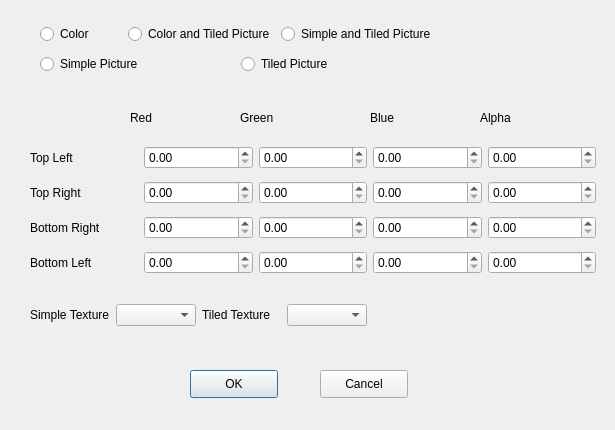
Qt form NietLevelEditor/BackgroundForm.ui (LeVirus/NietLevelEditor) before a commit.
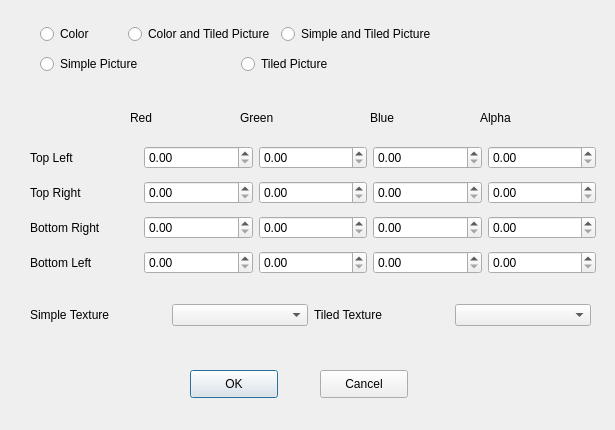
The same form after that commit.

Commit message: Define background picture tiled and simple.

```diff
--- a/NietLevelEditor/BackgroundForm.ui
+++ b/NietLevelEditor/BackgroundForm.ui
@@ -322,7 +322,7 @@
     <rect>
      <x>30</x>
      <y>300</y>
-     <width>337</width>
+     <width>561</width>
      <height>30</height>
     </rect>
    </property>
```
The commit also changes 2 other files.
